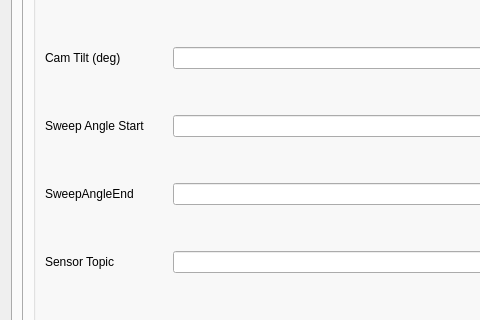
The window that godel_plugins/src/widgets/robot_blending_plugin.ui (gavanderhoorn/godel) describes before a commit, drawn with Qt 5; both pictures show x 0 to 480 and y 330 to 650 of the 635 by 824 pixel window.
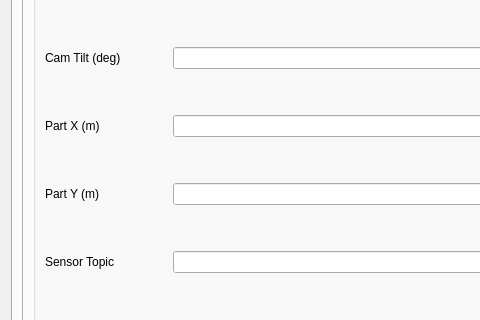
The same window after the commit.

Commit message: I continue to do horrible things to support a new approach to part scanning with the part dimensions.

What changed in the file:
```diff
--- a/godel_plugins/src/widgets/robot_blending_plugin.ui
+++ b/godel_plugins/src/widgets/robot_blending_plugin.ui
@@ -194,7 +194,7 @@
                          </size>
                         </property>
                         <property name="text">
-                         <string>Sweep Angle Start</string>
+                         <string>Part X (m)</string>
                         </property>
                        </widget>
                       </item>
@@ -237,7 +237,7 @@
                          </size>
                         </property>
                         <property name="text">
-                         <string>SweepAngleEnd</string>
+                         <string>Part Y (m)</string>
                         </property>
                        </widget>
                       </item>
```
The commit also changes 3 other files.
